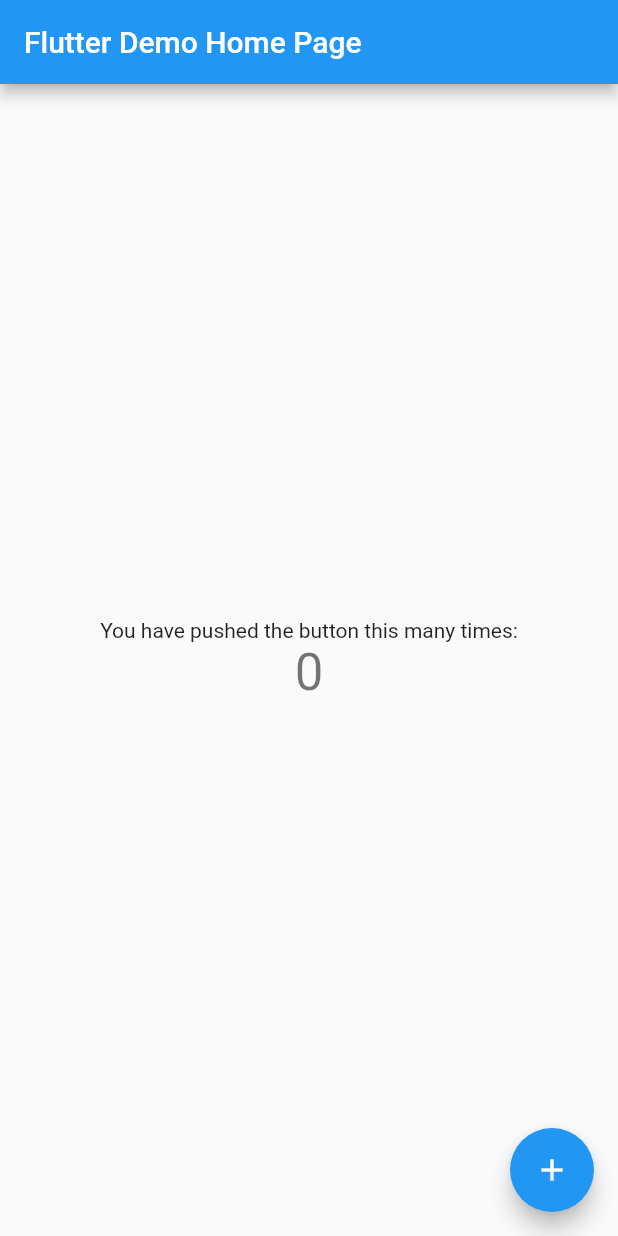
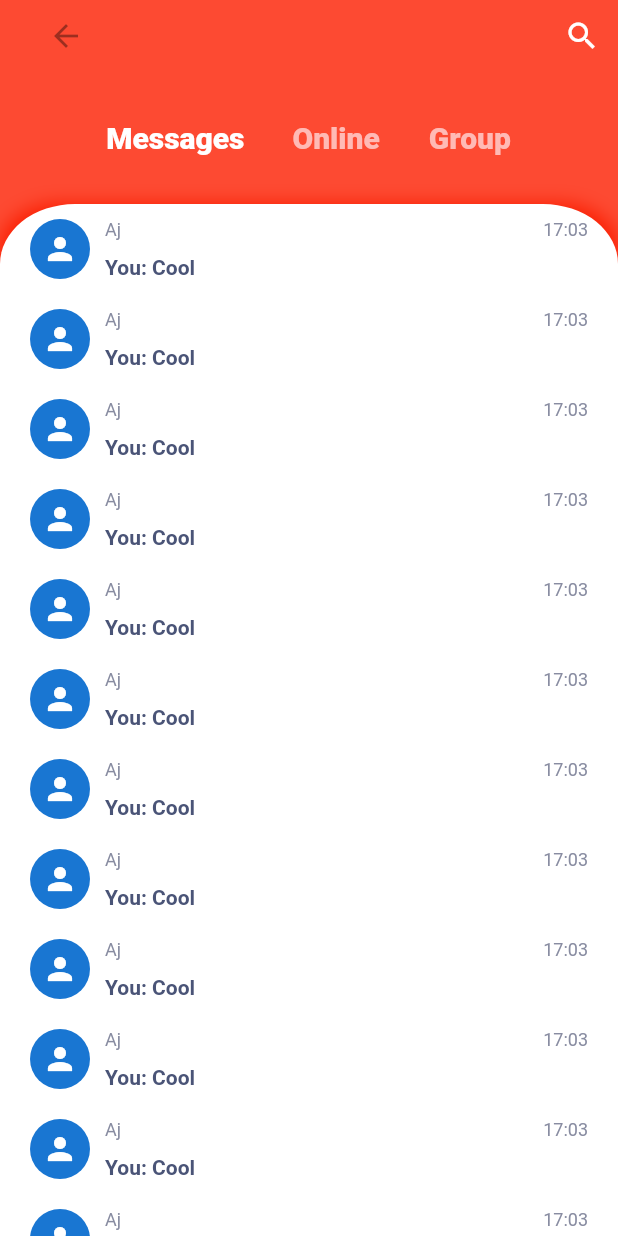
Before and after one commit to ajayy004/Chat_Messenger__Flutter_App, a Flutter app: the screen it shows after launch, on a phone screen of 412 x 824 dp. Run offline on Flutter 3.47's test engine with Material 2 defaults, Android fonts, the phone set to English and light mode, and no system bars.

Commit message:
added message list and chat detail

```diff
--- a/lib/main.dart
+++ b/lib/main.dart
@@ -1,47 +1,54 @@
 import 'package:flutter/material.dart';
+
+import 'package:Chat_Messenger__Flutter_App/screens/chat_screen.dart';
+import 'package:Chat_Messenger__Flutter_App/screens/chat_detail_screen.dart';
 
 void main() {
   runApp(MyApp());
 }
 
 class MyApp extends StatelessWidget {
-  // This widget is the root of your application.
   @override
   Widget build(BuildContext context) {
     return MaterialApp(
       title: 'Flutter Demo',
+      debugShowCheckedModeBanner: false,
       theme: ThemeData(
-        // This is the theme of your application.
-        //
-        // Try running your application with "flutter run". You'll see the
-        // application has a blue toolbar. Then, without quitting the app, try
-        // changing the primarySwatch below to Colors.green and then invoke
-        // "hot reload" (press "r" in the console where you ran "flutter run",
-        // or simply save your changes to "hot reload" in a Flutter IDE).
-        // Notice that the counter didn't reset back to zero; the application
-        // is not restarted.
         primarySwatch: Colors.blue,
-        // This makes the visual density adapt to the platform that you run
-        // the app on. For desktop platforms, the controls will be smaller and
-        // closer together (more dense) than on mobile platforms.
         visualDensity: VisualDensity.adaptivePlatformDensity,
+        scaffoldBackgroundColor: Color(0xFFfd4a32),
+        textTheme: TextTheme(
+          headline1: Theme.of(context).textTheme.headline1.copyWith(
+                color: Colors.white,
+                fontSize: 22,
+                fontWeight: FontWeight.w500,
+              ),
+          headline2: Theme.of(context).textTheme.headline2.copyWith(
+                color: Colors.white,
+                fontSize: 20,
+                fontWeight: FontWeight.w900,
+              ),
+          bodyText1: Theme.of(context).textTheme.bodyText1.copyWith(
+                color: Color(0xFF4A5477),
+                fontSize: 14,
+                fontWeight: FontWeight.w600,
+              ),
+          bodyText2: Theme.of(context).textTheme.bodyText2.copyWith(
+                color: Color(0xFF888ca1),
+                fontSize: 12,
+              ),
+        ),
       ),
-      home: MyHomePage(title: 'Flutter Demo Home Page'),
+      home: ChatScreen(),
+      routes: {
+        ChatDetailScreen.route: (ctx) => ChatDetailScreen(),
+      },
     );
   }
 }
 
 class MyHomePage extends StatefulWidget {
   MyHomePage({Key key, this.title}) : super(key: key);
-
-  // This widget is the home page of your application. It is stateful, meaning
-  // that it has a State object (defined below) that contains fields that affect
-  // how it looks.
-
-  // This class is the configuration for the state. It holds the values (in this
-  // case the title) provided by the parent (in this case the App widget) and
-  // used by the build method of the State. Fields in a Widget subclass are
-  // always marked "final".
 
   final String title;
 
@@ -54,47 +61,18 @@ class _MyHomePageState extends State<MyHomePage> {
 
   void _incrementCounter() {
     setState(() {
-      // This call to setState tells the Flutter framework that something has
-      // changed in this State, which causes it to rerun the build method below
-      // so that the display can reflect the updated values. If we changed
-      // _counter without calling setState(), then the build method would not be
-      // called again, and so nothing would appear to happen.
       _counter++;
     });
   }
 
   @override
   Widget build(BuildContext context) {
-    // This method is rerun every time setState is called, for instance as done
-    // by the _incrementCounter method above.
-    //
-    // The Flutter framework has been optimized to make rerunning build methods
-    // fast, so that you can just rebuild anything that needs updating rather
-    // than having to individually change instances of widgets.
     return Scaffold(
       appBar: AppBar(
-        // Here we take the value from the MyHomePage object that was created by
-        // the App.build method, and use it to set our appbar title.
         title: Text(widget.title),
       ),
       body: Center(
-        // Center is a layout widget. It takes a single child and positions it
-        // in the middle of the parent.
         child: Column(
-          // Column is also a layout widget. It takes a list of children and
-          // arranges them vertically. By default, it sizes itself to fit its
-          // children horizontally, and tries to be as tall as its parent.
-          //
-          // Invoke "debug painting" (press "p" in the console, choose the
-          // "Toggle Debug Paint" action from the Flutter Inspector in Android
-          // Studio, or the "Toggle Debug Paint" command in Visual Studio Code)
-          // to see the wireframe for each widget.
-          //
-          // Column has various properties to control how it sizes itself and
-          // how it positions its children. Here we use mainAxisAlignment to
-          // center the children vertically; the main axis here is the vertical
-          // axis because Columns are vertical (the cross axis would be
-          // horizontal).
           mainAxisAlignment: MainAxisAlignment.center,
           children: <Widget>[
             Text(
@@ -111,7 +89,7 @@ class _MyHomePageState extends State<MyHomePage> {
         onPressed: _incrementCounter,
         tooltip: 'Increment',
         child: Icon(Icons.add),
-      ), // This trailing comma makes auto-formatting nicer for build methods.
+      ),
     );
   }
 }
--- /dev/null
+++ b/lib/screens/chat_screen.dart
@@ -0,0 +1,74 @@
+import 'package:flutter/material.dart';
+
+import 'package:Chat_Messenger__Flutter_App/widgets/app_bar_header.dart';
+import 'package:Chat_Messenger__Flutter_App/widgets/chat_list_container.dart';
+import 'package:Chat_Messenger__Flutter_App/widgets/user_chat_card.dart';
+
+class ChatScreen extends StatelessWidget {
+  @override
+  Widget build(BuildContext context) {
+    return Scaffold(
+      body: Column(
+        children: <Widget>[
+          AppBarHeader(
+            action: IconButton(
+              onPressed: () {},
+              icon: Icon(Icons.search),
+              color: Colors.white,
+            ),
+          ),
+          Container(
+            margin: EdgeInsets.only(
+              bottom: 20,
+              top: 20,
+            ),
+            child: SingleChildScrollView(
+              scrollDirection: Axis.horizontal,
+              child: Row(
+                children: <Widget>[
+                  FlatButton(
+                    onPressed: () {},
+                    child: Text(
+                      "Messages",
+                      style: Theme.of(context).textTheme.headline2,
+                    ),
+                  ),
+                  FlatButton(
+                    onPressed: () {},
+                    child: Text(
+                      "Online",
+                      style: Theme.of(context).textTheme.headline2.copyWith(
+                            color: Color(0xffffbab5),
+                          ),
+                    ),
+                  ),
+                  FlatButton(
+                    onPressed: () {},
+                    child: Text(
+                      "Group",
+                      style: Theme.of(context).textTheme.headline2.copyWith(
+                            color: Color(0xffffbab5),
+                          ),
+                    ),
+                  ),
+                ],
+              ),
+            ),
+          ),
+          ChatListContainer(
+            children: <Widget>[
+              Expanded(
+                child: ListView.builder(
+                  scrollDirection: Axis.vertical,
+                  itemCount: 20,
+                  shrinkWrap: true,
+                  itemBuilder: (ctx, index) => UserChatCard(),
+                ),
+              ),
+            ],
+          ),
+        ],
+      ),
+    );
+  }
+}
--- /dev/null
+++ b/lib/widgets/app_bar_header.dart
@@ -0,0 +1,41 @@
+import 'package:flutter/material.dart';
+
+class AppBarHeader extends StatelessWidget {
+  final String title;
+  final Widget action;
+  final Function backAction;
+
+  AppBarHeader({
+    this.title,
+    this.action,
+    this.backAction,
+  });
+
+  @override
+  Widget build(BuildContext context) {
+    return SafeArea(
+      bottom: false,
+      child: Padding(
+        padding: const EdgeInsets.only(left: 20),
+        child: Row(
+          mainAxisAlignment: MainAxisAlignment.spaceBetween,
+          children: <Widget>[
+            IconButton(
+              onPressed: backAction,
+              icon: Icon(Icons.arrow_back),
+              color: Colors.white,
+            ),
+            if (title != null)
+              FittedBox(
+                child: Text(
+                  title,
+                  style: Theme.of(context).textTheme.headline1,
+                ),
+              ),
+            action,
+          ],
+        ),
+      ),
+    );
+  }
+}
--- /dev/null
+++ b/lib/widgets/chat_list_container.dart
@@ -0,0 +1,47 @@
+import 'package:flutter/material.dart';
+
+class ChatListContainer extends StatelessWidget {
+  final List<Widget> children;
+
+  ChatListContainer({
+    this.children,
+  });
+
+  @override
+  Widget build(BuildContext context) {
+    return Expanded(
+      child: Container(
+        decoration: BoxDecoration(
+          boxShadow: [
+            BoxShadow(
+              blurRadius: 10,
+              color: Color(0xFFFA1D00),
+              offset: Offset(0, 0),
+            ),
+          ],
+          borderRadius: BorderRadius.only(
+            topLeft: Radius.elliptical(40, 30),
+            topRight: Radius.elliptical(40, 30),
+          ),
+        ),
+        child: ClipRRect(
+          borderRadius: BorderRadius.only(
+            topLeft: Radius.elliptical(50, 40),
+            topRight: Radius.elliptical(50, 40),
+          ),
+          child: Container(
+            color: Colors.white,
+            child: SafeArea(
+              top: false,
+              child: Column(
+                mainAxisAlignment: MainAxisAlignment.spaceBetween,
+                crossAxisAlignment: CrossAxisAlignment.stretch,
+                children: children,
+              ),
+            ),
+          ),
+        ),
+      ),
+    );
+  }
+}
--- /dev/null
+++ b/lib/widgets/user_chat_card.dart
@@ -0,0 +1,52 @@
+import 'package:flutter/material.dart';
+
+import 'package:Chat_Messenger__Flutter_App/screens/chat_detail_screen.dart';
+
+class UserChatCard extends StatelessWidget {
+  const UserChatCard({
+    Key key,
+  }) : super(key: key);
+
+  @override
+  Widget build(BuildContext context) {
+    return Material(
+      color: Colors.transparent,
+      child: InkWell(
+        onTap: () {
+          Navigator.of(context).pushNamed(ChatDetailScreen.route);
+        },
+        child: Container(
+          padding: EdgeInsets.symmetric(
+            horizontal: 20,
+            vertical: 10,
+          ),
+          child: Row(
+            mainAxisAlignment: MainAxisAlignment.spaceBetween,
+            crossAxisAlignment: CrossAxisAlignment.start,
+            children: <Widget>[
+              CircleAvatar(
+                child: Icon(Icons.person),
+              ),
+              SizedBox(width: 10),
+              Expanded(
+                child: Column(
+                  crossAxisAlignment: CrossAxisAlignment.start,
+                  mainAxisAlignment: MainAxisAlignment.spaceBetween,
+                  children: <Widget>[
+                    Text("Aj"),
+                    SizedBox(height: 10),
+                    Text(
+                      'You: Cool',
+                      style: Theme.of(context).textTheme.bodyText1,
+                    ),
+                  ],
+                ),
+              ),
+              Text('17:03'),
+            ],
+          ),
+        ),
+      ),
+    );
+  }
+}
```
Also changed, not shown: lib/screens/chat_detail_screen.dart (added, +48 -0 lines), lib/widgets/chat_card.dart (added, +60 -0 lines), lib/widgets/chat_input.dart (added, +41 -0 lines).
